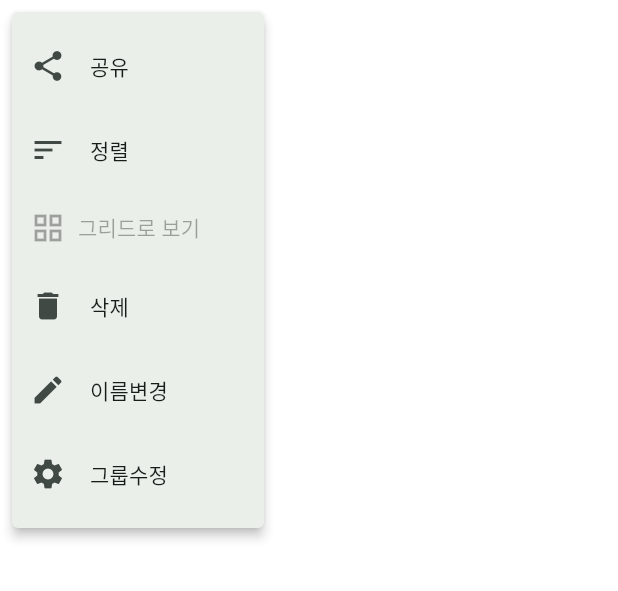
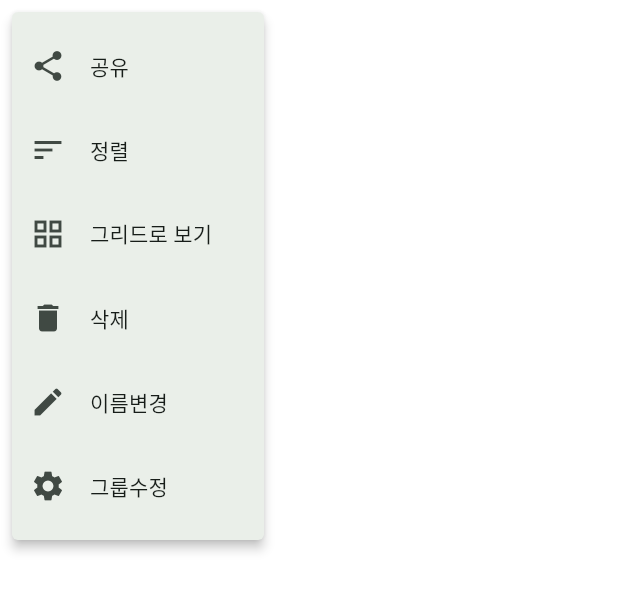
Before and after one commit to HongWonjong/NotaNote, a Flutter app: the SettingsMenu widget shown alone on an empty page, opened directly with empty values, after a tap on the "more vert" icon, on a phone screen of 412 x 824 dp. Shown: the top 591 px of the screen. Run offline on Flutter 3.47's test engine with Material 3 defaults, Android fonts, the phone set to English and light mode, and no system bars; our stand-ins replace audioplayers, cloud_firestore, firebase_auth, firebase_core, firebase_storage, flutter_dotenv and 12 more; missing offline and left inert: cupertino_rrect, flutter_quill, flutter_quill_extensions, flutter_sound, kakao_flutter_sdk, kakao_flutter_sdk_common and 1 more; accounts and stored records are empty; generated files the repository leaves out were written again.

```diff
--- a/lib/pages/memo_group_page/popup_menu.dart
+++ b/lib/pages/memo_group_page/popup_menu.dart
@@ -1,10 +1,6 @@
-// popup_menu.dart
 import 'package:flutter/material.dart';
 import 'package:flutter/services.dart';
-import 'sort_option.dart';
-
-enum SortOption { dateDesc, dateAsc, titleAsc }
-
+import 'package:nota_note/models/sort_options.dart';
 class SettingsMenu extends StatefulWidget {
   final bool isGrid;
   final SortOption sortOption;
@@ -54,6 +50,9 @@ class _SettingsMenuState extends State<SettingsMenu> {
           case 5:
             widget.onEditGroup();
             break;
+          case 6:
+            widget.onGridToggle(!widget.isGrid);
+            break;
         }
       },
       itemBuilder: (context) => [
@@ -66,19 +65,10 @@ class _SettingsMenuState extends State<SettingsMenu> {
           child: ListTile(leading: Icon(Icons.sort), title: Text('정렬')),
         ),
         PopupMenuItem(
-          enabled: false,
-          child: GestureDetector(
-            onTap: () {
-              widget.onGridToggle(!widget.isGrid);
-              Navigator.of(context).pop();
-            },
-            child: Row(
-              children: [
-                Icon(widget.isGrid ? Icons.view_list : Icons.grid_view),
-                const SizedBox(width: 8),
-                Text(widget.isGrid ? '목록으로 보기' : '그리드로 보기'),
-              ],
-            ),
+          value: 6,
+          child: ListTile(
+            leading: Icon(widget.isGrid ? Icons.view_list : Icons.grid_view),
+            title: Text(widget.isGrid ? '목록으로 보기' : '그리드로 보기'),
           ),
         ),
         const PopupMenuItem(
@@ -147,10 +137,10 @@ class _SettingsMenuState extends State<SettingsMenu> {
                     value: canEdit,
                     onChanged: canRead
                         ? (value) {
-                            setState(() {
-                              canEdit = value ?? false;
-                            });
-                          }
+                      setState(() {
+                        canEdit = value ?? false;
+                      });
+                    }
                         : null,
                   ),
                   const SizedBox(height: 16),
@@ -171,7 +161,7 @@ class _SettingsMenuState extends State<SettingsMenu> {
                 TextButton(onPressed: () => Navigator.pop(context), child: const Text('취소')),
                 TextButton(
                   onPressed: () {
-                    // TODO: 권한 저장 로직 구현 가능
+                    widget.onSharingSettingsToggle(); // 공유 설정 저장 콜백 호출
                     Navigator.pop(context);
                   },
                   child: const Text('확인'),
@@ -193,14 +183,17 @@ class _SettingsMenuState extends State<SettingsMenu> {
           children: SortOption.values.map((option) {
             String label;
             switch (option) {
-              case SortOption.dateDesc:
-                label = '최신순';
+              case SortOption.titleAsc:
+                label = '제목순';
                 break;
               case SortOption.dateAsc:
                 label = '오래된순';
                 break;
-              case SortOption.titleAsc:
-                label = '제목순';
+              case SortOption.dateDesc:
+                label = '최신순';
+                break;
+              case SortOption.updatedDesc:
+                label = '업데이트 최신순';
                 break;
             }
             return RadioListTile<SortOption>(
```
